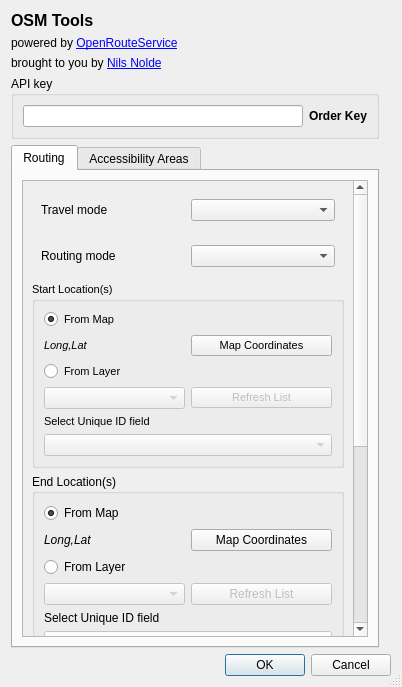
The window that osm_tools_dialog_base.ui (GIScience/orstools-qgis-plugin) describes before a commit, drawn with Qt 5.
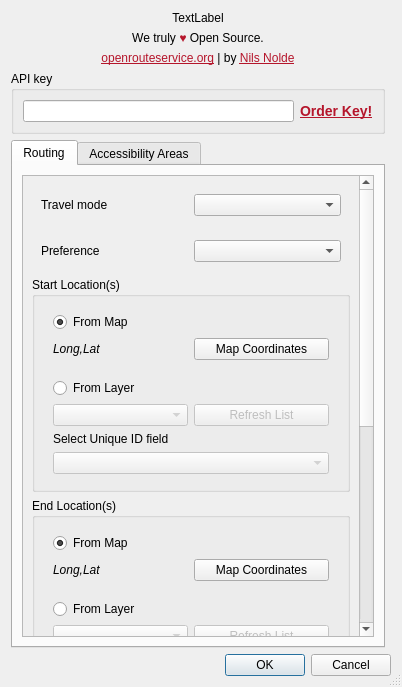
The same window after the commit.

Commit message: GUI controls are finished

What changed in the file:
```diff
--- a/osm_tools_dialog_base.ui
+++ b/osm_tools_dialog_base.ui
@@ -17,21 +17,7 @@
    <bool>true</bool>
   </property>
   <layout class="QGridLayout" name="gridLayout">
-   <item row="0" column="0" colspan="2">
-    <widget class="QLabel" name="label_7">
-     <property name="font">
-      <font>
-       <pointsize>12</pointsize>
-       <weight>75</weight>
-       <bold>true</bold>
-      </font>
-     </property>
-     <property name="text">
-      <string>&lt;html&gt;&lt;head/&gt;&lt;body&gt;&lt;p&gt;OSM Tools&lt;/p&gt;&lt;/body&gt;&lt;/html&gt;</string>
-     </property>
-    </widget>
-   </item>
-   <item row="7" column="0" colspan="3">
+   <item row="6" column="0" colspan="2">
     <widget class="QDialogButtonBox" name="button_box">
      <property name="orientation">
       <enum>Qt::Horizontal</enum>
@@ -41,31 +27,14 @@
      </property>
     </widget>
    </item>
-   <item row="1" column="0" colspan="2">
-    <widget class="QLabel" name="header_2">
-     <property name="text">
-      <string>&lt;html&gt;&lt;head/&gt;&lt;body&gt;&lt;p&gt;powered by &lt;a href=&quot;www.openrouteservice.org&quot;&gt;&lt;span style=&quot; text-decoration: underline; color:#0000ff;&quot;&gt;OpenRouteService&lt;/span&gt;&lt;/a&gt;&lt;/p&gt;&lt;/body&gt;&lt;/html&gt;</string>
-     </property>
-    </widget>
-   </item>
-   <item row="2" column="0">
-    <widget class="QLabel" name="header_3">
-     <property name="layoutDirection">
-      <enum>Qt::LeftToRight</enum>
-     </property>
-     <property name="text">
-      <string>&lt;html&gt;&lt;head/&gt;&lt;body&gt;&lt;p&gt;brought to you by &lt;a href=&quot;mailto:nilsnolde@gmail.com&quot;&gt;&lt;span style=&quot; text-decoration: underline; color:#0000ff;&quot;&gt;Nils Nolde&lt;/span&gt;&lt;/a&gt;&lt;/p&gt;&lt;/body&gt;&lt;/html&gt;</string>
-     </property>
-    </widget>
-   </item>
-   <item row="4" column="0">
+   <item row="3" column="0">
     <widget class="QGroupBox" name="groupBox_4">
      <property name="title">
       <string>API key</string>
      </property>
      <layout class="QHBoxLayout" name="horizontalLayout_4">
       <item>
-       <widget class="QLineEdit" name="api_key">
+       <widget class="QLineEdit" name="api_key_dlg">
         <property name="toolTip">
          <string>&lt;html&gt;&lt;head/&gt;&lt;body&gt;&lt;p&gt;Get your personal API key!&lt;/p&gt;&lt;p&gt;500 requests/day and 40 requests/minute limitations&lt;/p&gt;&lt;/body&gt;&lt;/html&gt;</string>
         </property>
@@ -81,14 +50,17 @@
          </font>
         </property>
         <property name="text">
-         <string>Order Key</string>
+         <string>&lt;a href=&quot;https://go.openrouteservice.org/sign-up/&quot; style=&quot;font-size: 14px; color: #b5152b&quot;&gt;Order Key!&lt;/a&gt;</string>
+        </property>
+        <property name="openExternalLinks">
+         <bool>true</bool>
         </property>
        </widget>
       </item>
      </layout>
     </widget>
    </item>
-   <item row="6" column="0">
+   <item row="5" column="0">
     <widget class="QTabWidget" name="tabWidget">
      <property name="currentIndex">
       <number>0</number>
@@ -110,9 +82,9 @@
           <property name="geometry">
            <rect>
             <x>0</x>
-            <y>-408</y>
-            <width>315</width>
-            <height>839</height>
+            <y>-395</y>
+            <width>340</width>
+            <height>852</height>
            </rect>
           </property>
           <layout class="QGridLayout" name="gridLayout_8">
@@ -121,31 +93,49 @@
              <property name="title">
               <string>Via</string>
              </property>
-             <layout class="QHBoxLayout" name="horizontalLayout" stretch="0,0,0">
+             <layout class="QHBoxLayout" name="horizontalLayout" stretch="10,0,0">
               <property name="sizeConstraint">
                <enum>QLayout::SetDefaultConstraint</enum>
               </property>
               <item>
-               <widget class="QLabel" name="add_via">
+               <widget class="QLabel" name="via_label">
                 <property name="font">
                  <font>
                   <italic>true</italic>
                  </font>
                 </property>
+                <property name="focusPolicy">
+                 <enum>Qt::NoFocus</enum>
+                </property>
                 <property name="text">
                  <string>Long,Lat</string>
                 </property>
+                <property name="textInteractionFlags">
+                 <set>Qt::LinksAccessibleByMouse|Qt::TextSelectableByMouse</set>
+                </property>
                </widget>
               </item>
               <item>
-               <widget class="QPushButton" name="add_via_button">
+               <widget class="QPushButton" name="via_map_button">
+                <property name="sizePolicy">
+                 <sizepolicy hsizetype="Preferred" vsizetype="Fixed">
+                  <horstretch>0</horstretch>
+                  <verstretch>0</verstretch>
+                 </sizepolicy>
+                </property>
                 <property name="text">
                  <string>Map</string>
                 </property>
                </widget>
               </item>
               <item>
-               <widget class="QPushButton" name="add_via_button_clear">
+               <widget class="QPushButton" name="via_clear_button">
+                <property name="sizePolicy">
+                 <sizepolicy hsizetype="Preferred" vsizetype="Fixed">
+                  <horstretch>0</horstretch>
+                  <verstretch>0</verstretch>
+                 </sizepolicy>
+                </property>
                 <property name="text">
                  <string>Clear</string>
                 </property>
@@ -158,87 +148,128 @@
             <widget class="QGroupBox" name="groupBox">
              <property name="font">
               <font>
-               <pointsize>8</pointsize>
+               <pointsize>9</pointsize>
               </font>
              </property>
              <property name="title">
               <string>Start Location(s)</string>
              </property>
              <layout class="QGridLayout" name="gridLayout_4">
-              <item row="2" column="0">
-               <widget class="QRadioButton" name="start_radio_layer">
-                <property name="text">
-                 <string>From Layer</string>
-                </property>
-                <property name="checked">
-                 <bool>false</bool>
-                </property>
-               </widget>
-              </item>
-              <item row="4" column="0" colspan="2">
-               <widget class="QLabel" name="label_15">
-                <property name="text">
-                 <string>Select Unique ID field</string>
-                </property>
-               </widget>
-              </item>
               <item row="0" column="0">
-               <widget class="QRadioButton" name="start_radio_map">
-                <property name="text">
-                 <string>From Map</string>
-                </property>
-                <property name="checked">
-                 <bool>true</bool>
-                </property>
-               </widget>
-              </item>
-              <item row="1" column="1">
-               <widget class="QPushButton" name="add_start_button">
-                <property name="text">
-                 <string>Map Coordinates</string>
-                </property>
+               <widget class="QWidget" name="widget_8" native="true">
+                <layout class="QGridLayout" name="gridLayout_10">
+                 <property name="topMargin">
+                  <number>6</number>
+                 </property>
+                 <property name="bottomMargin">
+                  <number>6</number>
+                 </property>
+                 <item row="0" column="0">
+                  <widget class="QRadioButton" name="start_map_radio">
+                   <property name="font">
+                    <font>
+                     <pointsize>9</pointsize>
+                    </font>
+                   </property>
+                   <property name="text">
+                    <string>From Map</string>
+                   </property>
+                   <property name="checked">
+                    <bool>true</bool>
+                   </property>
+                   <attribute name="buttonGroup">
+                    <string notr="true">start_buttongroup</string>
+                   </attribute>
+                  </widget>
+                 </item>
+                 <item row="1" column="0">
+                  <widget class="QLabel" name="start_map_label">
+                   <property name="font">
+                    <font>
+                     <pointsize>9</pointsize>
+                     <italic>true</italic>
+                    </font>
+                   </property>
+                   <property name="text">
+                    <string>Long,Lat</string>
+                   </property>
+                  </widget>
+                 </item>
+                 <item row="1" column="1">
+                  <widget class="QPushButton" name="start_map_button">
+                   <property name="font">
+                    <font>
+                     <pointsize>9</pointsize>
+                    </font>
+                   </property>
+                   <property name="text">
+                    <string>Map Coordinates</string>
+                   </property>
+                  </widget>
+                 </item>
+                </layout>
                </widget>
               </item>
               <item row="1" column="0">
-               <widget class="QLabel" name="add_start">
-                <property name="font">
-                 <font>
-                  <italic>true</italic>
-                 </font>
-                </property>
-                <property name="text">
-                 <string>Long,Lat</string>
-                </property>
-               </widget>
-              </item>
-              <item row="5" column="0" colspan="2">
-               <widget class="QComboBox" name="start_layer_id">
-                <property name="enabled">
-                 <bool>false</bool>
-                </property>
-               </widget>
-              </item>
-              <item row="3" column="0">
-               <widget class="QComboBox" name="start_layer">
-                <property name="enabled">
-                 <bool>false</bool>
-                </property>
-                <property name="toolTip">
-                 <string>Input Layer must be of type 'Point' and in EPSG:4326</string>
-                </property>
-                <property name="whatsThis">
-                 <string/>
-                </property>
-               </widget>
-              </item>
-              <item row="3" column="1">
-               <widget class="QPushButton" name="layer_from_refresh">
-                <property name="enabled">
-                 <bool>false</bool>
-                </property>
-                <property name="text">
-                 <string>Refresh List</string>
-                </property>
+               <widget class="QWidget" name="widget_9" native="true">
+                <layout class="QGridLayout" name="gridLayout_11">
+                 <property name="topMargin">
+                  <number>6</number>
+                 </property>
+                 <property name="bottomMargin">
+                  <number>6</number>
+                 </property>
+                 <item row="0" column="0">
+                  <widget class="QRadioButton" name="start_layer_radio">
+                   <property name="text">
+                    <string>From Layer</string>
+                   </property>
+                   <property name="checked">
+                    <bool>false</bool>
+                   </property>
+                   <attribute name="buttonGroup">
+                    <string notr="true">start_buttongroup</string>
+                   </attribute>
+                  </widget>
+                 </item>
+                 <item row="1" column="0">
+                  <widget class="QComboBox" name="start_layer_combo">
+                   <property name="enabled">
+                    <bool>false</bool>
+                   </property>
+                   <property name="toolTip">
+                    <string>Input Layer must be of type 'Point' and in EPSG:4326</string>
+                   </property>
+                   <property name="whatsThis">
+                    <string/>
+                   </property>
+                  </widget>
+                 </item>
+                 <item row="1" column="1">
+                  <widget class="QPushButton" name="start_layer_refresh">
+                   <property name="enabled">
+                    <bool>false</bool>
+                   </property>
+                   <property name="text">
+                    <string>Refresh List</string>
+                   </property>
+                  </widget>
+                 </item>
+                 <item row="2" column="0" colspan="2">
+                  <widget class="QLabel" name="label_15">
+                   <property name="text">
+                    <string>Select Unique ID field</string>
+                   </property>
+                  </widget>
+                 </item>
+                 <item row="3" column="0" colspan="2">
+                  <widget class="QComboBox" name="start_layer_id">
+                   <property name="enabled">
+                    <bool>false</bool>
+                   </property>
+                  </widget>
+                 </item>
+                </layout>
                </widget>
               </item>
              </layout>
@@ -284,87 +315,122 @@
            </item>
            <item row="5" column="0">
             <widget class="QGroupBox" name="groupBox_2">
+             <property name="font">
+              <font>
+               <pointsize>9</pointsize>
+              </font>
+             </property>
              <property name="title">
               <string>End Location(s)</string>
              </property>
              <layout class="QGridLayout" name="gridLayout_5">
-              <item row="0" column="0">
-               <widget class="QRadioButton" name="end_radio_map">
-                <property name="text">
-                 <string>From Map</string>
-                </property>
-                <property name="checked">
-                 <bool>true</bool>
-                </property>
-               </widget>
-              </item>
               <item row="1" column="0">
-               <widget class="QLabel" name="add_end">
-                <property name="font">
-                 <font>
-                  <italic>true</italic>
-                 </font>
-                </property>
-                <property name="text">
-                 <string>Long,Lat</string>
-                </property>
+               <widget class="QWidget" name="widget_11" native="true">
+                <layout class="QGridLayout" name="gridLayout_13">
+                 <property name="topMargin">
+                  <number>6</number>
+                 </property>
+                 <property name="bottomMargin">
+                  <number>6</number>
+                 </property>
+                 <item row="0" column="0">
+                  <widget class="QRadioButton" name="end_layer_radio">
+                   <property name="enabled">
+                    <bool>true</bool>
+                   </property>
+                   <property name="text">
+                    <string>From Layer</string>
+                   </property>
+                   <property name="checked">
+                    <bool>false</bool>
+                   </property>
+                   <attribute name="buttonGroup">
+                    <string notr="true">end_buttongroup</string>
+                   </attribute>
+                  </widget>
+                 </item>
+                 <item row="1" column="0">
+                  <widget class="QComboBox" name="end_layer_combo">
+                   <property name="enabled">
+                    <bool>false</bool>
+                   </property>
+                   <property name="toolTip">
+                    <string>Input Layer must be of type 'Point' and in EPSG:4326</string>
+                   </property>
+                   <property name="whatsThis">
+                    <string/>
+                   </property>
+                  </widget>
+                 </item>
+                 <item row="1" column="1">
+                  <widget class="QPushButton" name="end_layer_refresh">
+                   <property name="enabled">
+                    <bool>false</bool>
+                   </property>
+                   <property name="text">
+                    <string>Refresh List</string>
+                   </property>
+                  </widget>
+                 </item>
+                 <item row="2" column="0" colspan="2">
+                  <widget class="QLabel" name="label_17">
+                   <property name="text">
+                    <string>Select Unique ID field</string>
+                   </property>
+                  </widget>
+                 </item>
+                 <item row="3" column="0" colspan="2">
+                  <widget class="QComboBox" name="end_layer_id">
+                   <property name="enabled">
+                    <bool>false</bool>
+                   </property>
+                  </widget>
+                 </item>
+                </layout>
                </widget>
               </item>
-              <item row="1" column="1">
-               <widget class="QPushButton" name="add_end_button">
-                <property name="text">
-                 <string>Map Coordinates</string>
-                </property>
-               </widget>
-              </item>
-              <item row="4" column="0" colspan="2">
-               <widget class="QLabel" name="label_17">
-                <property name="text">
-                 <string>Select Unique ID field</string>
-                </property>
-               </widget>
-              </item>
-              <item row="2" column="0">
-               <widget class="QRadioButton" name="end_radio_layer">
-                <property name="enabled">
-                 <bool>true</bool>
-                </property>
-                <property name="text">
-                 <string>From Layer</string>
-                </property>
-                <property name="checked">
-                 <bool>false</bool>
-                </property>
-               </widget>
-              </item>
-              <item row="5" column="0" colspan="2">
-               <widget class="QComboBox" name="end_layer_id">
-                <property name="enabled">
-                 <bool>false</bool>
-                </property>
-               </widget>
-              </item>
-              <item row="3" column="0">
-               <widget class="QComboBox" name="end_layer">
-                <property name="enabled">
-                 <bool>false</bool>
-                </property>
-                <property name="toolTip">
-                 <string>Input Layer must be of type 'Point' and in EPSG:4326</string>
-                </property>
-                <property name="whatsThis">
-                 <string/>
-                </property>
-               </widget>
-              </item>
-              <item row="3" column="1">
-               <widget class="QPushButton" name="layer_to_refresh">
-                <property name="enabled">
-                 <bool>false</bool>
-                </property>
-                <property name="text">
-                 <string>Refresh List</string>
-                </property>
+              <item row="0" column="0">
+               <widget class="QWidget" name="widget_10" native="true">
+                <layout class="QGridLayout" name="gridLayout_12">
+                 <property name="topMargin">
+                  <number>6</number>
+                 </property>
+                 <property name="bottomMargin">
+                  <number>6</number>
+                 </property>
+                 <item row="0" column="0">
+                  <widget class="QRadioButton" name="end_map_radio">
+                   <property name="text">
+                    <string>From Map</string>
+                   </property>
+                   <property name="checked">
+                    <bool>true</bool>
+                   </property>
+                   <attribute name="buttonGroup">
+                    <string notr="true">end_buttongroup</string>
+                   </attribute>
+                  </widget>
+                 </item>
+                 <item row="1" column="0">
+                  <widget class="QLabel" name="end_map_label">
+                   <property name="font">
+                    <font>
+                     <italic>true</italic>
+                    </font>
+                   </property>
+                   <property name="text">
+                    <string>Long,Lat</string>
+                   </property>
+                  </widget>
+                 </item>
+                 <item row="1" column="1">
+                  <widget class="QPushButton" name="end_map_button">
+                   <property name="text">
+                    <string>Map Coordinates</string>
+                   </property>
+                  </widget>
+                 </item>
+                </layout>
                </widget>
               </item>
              </layout>
@@ -381,7 +447,7 @@
                </widget>
               </item>
               <item>
-               <widget class="QComboBox" name="mode_travel"/>
+               <widget class="QComboBox" name="route_mode_combo"/>
               </item>
              </layout>
             </widget>
@@ -392,18 +458,23 @@
               <item>
                <widget class="QLabel" name="label_12">
                 <property name="text">
-                 <string>Routing mode</string>
+                 <string>Preference</string>
                 </property>
                </widget>
               </item>
               <item>
-               <widget class="QComboBox" name="mode_routing"/>
+               <widget class="QComboBox" name="route_pref_combo"/>
               </item>
              </layout>
             </widget>
            </item>
            <item row="8" column="0">
             <widget class="QGroupBox" name="avoid_type">
+             <property name="font">
+              <font>
+               <family>Sans Serif</family>
+              </font>
+             </property>
              <property name="title">
               <string>Avoid features</string>
              </property>
@@ -489,7 +560,7 @@
            </widget>
           </item>
           <item>
-           <widget class="QComboBox" name="mode"/>
+           <widget class="QComboBox" name="access_mode_combo"/>
           </item>
          </layout>
         </widget>
@@ -511,7 +582,7 @@
            </widget>
           </item>
           <item>
-           <widget class="QComboBox" name="unit">
+           <widget class="QComboBox" name="access_unit_combo">
             <property name="enabled">
              <bool>true</bool>
             </property>
@@ -521,7 +592,7 @@
            </widget>
           </item>
          </layout>
-         <zorder>unit</zorder>
+         <zorder>access_unit_combo</zorder>
          <zorder>label_5</zorder>
         </widget>
        </item>
@@ -539,7 +610,7 @@
            </widget>
           </item>
           <item row="0" column="2">
-           <widget class="QLabel" name="label_6">
+           <widget class="QLabel" name="unit_label">
             <property name="layoutDirection">
              <enum>Qt::LeftToRight</enum>
             </property>
@@ -566,45 +637,14 @@
        </item>
        <item>
         <widget class="QWidget" name="widget_7" native="true">
-         <layout class="QHBoxLayout" name="horizontalLayout_8" stretch="14,12,3">
-          <item>
-           <widget class="QLabel" name="label_4">
-            <property name="toolTip">
-             <string>&lt;html&gt;&lt;head/&gt;&lt;body&gt;&lt;p&gt;The interval 'Maximum isochrone' will be incremented by&lt;/p&gt;&lt;/body&gt;&lt;/html&gt;</string>
-            </property>
-            <property name="text">
-             <string>Interval</string>
-            </property>
-           </widget>
-          </item>
-          <item>
-           <widget class="QDoubleSpinBox" name="iso_int">
-            <property name="decimals">
-             <number>0</number>
-            </property>
-            <property name="value">
-             <double>5.000000000000000</double>
-            </property>
-           </widget>
-          </item>
-          <item>
-           <widget class="QLabel" name="label_8">
-            <property name="text">
-             <string>mins</string>
-            </property>
-            <property name="alignment">
-             <set>Qt::AlignLeading|Qt::AlignLeft|Qt::AlignVCenter</set>
-            </property>
-           </widget>
-          </item>
-         </layout>
+         <layout class="QHBoxLayout" name="horizontalLayout_8"/>
         </widget>
        </item>
        <item>
         <widget class="QWidget" name="widget_3" native="true">
          <layout class="QGridLayout" name="gridLayout_2">
           <item row="0" column="0">
-           <widget class="QLabel" name="access_text">
+           <widget class="QLabel" name="access_map_label">
             <property name="palette">
              <palette>
               <active>
@@ -1034,7 +1074,7 @@
            </widget>
           </item>
           <item row="0" column="1">
-           <widget class="QPushButton" name="access_map">
+           <widget class="QPushButton" name="access_map_button">
             <property name="toolTip">
              <string>&lt;html&gt;&lt;head/&gt;&lt;body&gt;&lt;p&gt;Click on map canvas to select a point source for accessibility area&lt;/p&gt;&lt;/body&gt;&lt;/html&gt;</string>
             </property>
@@ -1102,13 +1142,49 @@
      </widget>
     </widget>
    </item>
+   <item row="2" column="0">
+    <widget class="QLabel" name="header_text">
+     <property name="text">
+      <string>&lt;html&gt;&lt;head/&gt;&lt;body&gt;&lt;p&gt;&lt;a href=&quot;https://go.openrouteservice.org/&quot;&gt;&lt;span style=&quot; text-decoration: underline; color:#b5152b;&quot;&gt;openrouteservice.org&lt;/span&gt;&lt;/a&gt; | by &lt;a href=&quot;mailto:nils@openrouteservice.org&quot;&gt;&lt;span style=&quot; text-decoration: underline; color:#b5152b;&quot;&gt;Nils Nolde&lt;/span&gt;&lt;/a&gt;&lt;/p&gt;&lt;/body&gt;&lt;/html&gt;</string>
+     </property>
+     <property name="alignment">
+      <set>Qt::AlignCenter</set>
+     </property>
+     <property name="openExternalLinks">
+      <bool>true</bool>
+     </property>
+    </widget>
+   </item>
+   <item row="0" column="0">
+    <widget class="QLabel" name="header_pic">
+     <property name="text">
+      <string>TextLabel</string>
+     </property>
+     <property name="alignment">
+      <set>Qt::AlignCenter</set>
+     </property>
+    </widget>
+   </item>
+   <item row="1" column="0">
+    <widget class="QLabel" name="header_subpic">
+     <property name="text">
+      <string>&lt;a href=&quot;https://github.com/GIScience/openrouteservice&quot; style=&quot;color: black; text-decoration: none&quot;&gt;We truly &lt;span style=&quot;color: #b5152b&quot;&gt;♥&lt;/span&gt; Open Source.&lt;/a&gt;</string>
+     </property>
+     <property name="alignment">
+      <set>Qt::AlignCenter</set>
+     </property>
+     <property name="openExternalLinks">
+      <bool>true</bool>
+     </property>
+    </widget>
+   </item>
   </layout>
   <zorder>button_box</zorder>
-  <zorder>label_7</zorder>
-  <zorder>header_2</zorder>
   <zorder>tabWidget</zorder>
   <zorder>groupBox_4</zorder>
-  <zorder>header_3</zorder>
+  <zorder>header_pic</zorder>
+  <zorder>header_text</zorder>
+  <zorder>header_subpic</zorder>
  </widget>
  <tabstops>
   <tabstop>api_key</tabstop>
```
Left out of the diff: 60 changed lines with no effect on the pictures. The commit also changes 5 other files.
